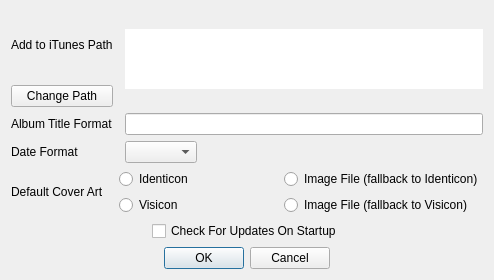
Qt form src/ui/settings.ui (zpchavez/boottunes) before a commit.
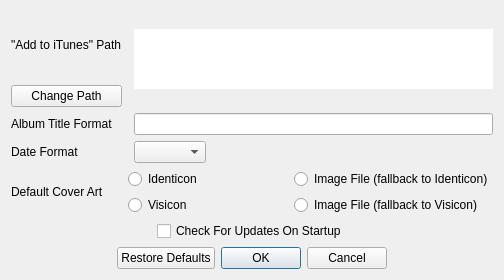
The same form after that commit.

Commit message: --Added "Restore Defaults" button to settings dialog and made label for "Add to iTunes" path clearer by putting "Add to iTunes" in quotes.

Patch:
```diff
--- a/src/ui/settings.ui
+++ b/src/ui/settings.ui
@@ -9,7 +9,7 @@
    <rect>
     <x>0</x>
     <y>0</y>
-    <width>494</width>
+    <width>504</width>
     <height>280</height>
    </rect>
   </property>
@@ -28,7 +28,7 @@
      <item row="0" column="0">
       <widget class="QLabel" name="label_4">
        <property name="text">
-        <string>Add to iTunes Path</string>
+        <string>&quot;Add to iTunes&quot; Path</string>
        </property>
       </widget>
      </item>
@@ -236,6 +236,13 @@
        </property>
       </spacer>
      </item>
+     <item>
+      <widget class="QPushButton" name="pushButton">
+       <property name="text">
+        <string>Restore Defaults</string>
+       </property>
+      </widget>
+     </item>
      <item>
       <widget class="QDialogButtonBox" name="buttonBox">
        <property name="standardButtons">
```
Left out of the diff: 24 changed lines with no effect on the pictures. The commit also changes 3 other files.
